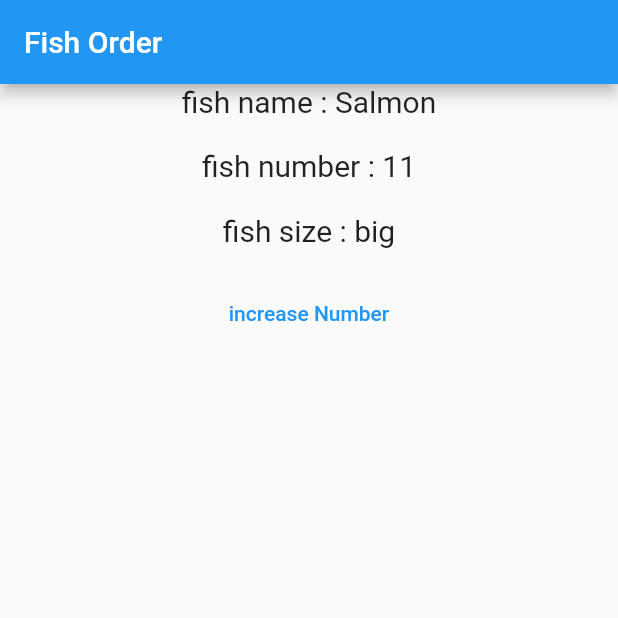
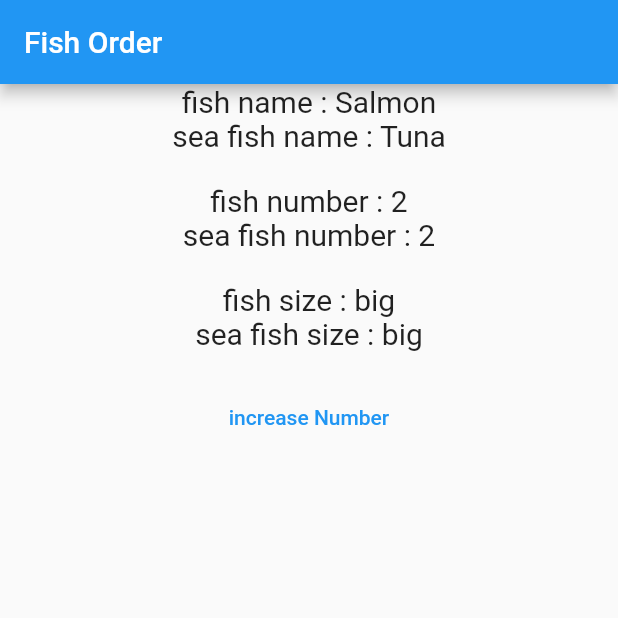
Before and after one commit to HyerimKimm/providerpractice, a Flutter app: the screen it shows after launch, after a tap on "increase Number", on a phone screen of 412 x 824 dp, the top half of it. Run offline on Flutter 3.47's test engine with Material 2 defaults, Android fonts, the phone set to English and light mode, and no system bars.

Commit message:
MultiProvider를 이용해서 ChangeNotifier를 mixin한 여러 객체의 값이 변할 때 UI를 자동으로 rebuild 시켜주기.

```diff
--- a/lib/main.dart
+++ b/lib/main.dart
@@ -1,6 +1,7 @@
 import 'package:flutter/material.dart';
 import 'package:provider/provider.dart';
 import 'package:providerpractice/fish_model.dart';
+import 'package:providerpractice/seafish_model.dart';
 
 void main() {
   runApp(const MyApp());
@@ -11,9 +12,15 @@ class MyApp extends StatelessWidget {
 
   @override
   Widget build(BuildContext context) {
-    return ChangeNotifierProvider(
-      //create 메소드를 통해서 리턴하면 provide의 차일드가 되는모든 위젯에서 리턴값에 접근할 수 있다.
-      create: (context)=>FishModel(name: 'Salmon', number: 10, size: 'big'),
+    return MultiProvider(
+      providers: [
+        ChangeNotifierProvider(
+            create: (context)=>FishModel(name: 'Salmon', number: 1, size: 'big')
+        ),
+        ChangeNotifierProvider(
+            create: (context)=>SeaFishModel(name: 'Tuna', tunanumber: 1, size: 'middle')
+        )
+      ],
       child: MaterialApp(
         home: FishOrder(),
       ),
@@ -37,6 +44,7 @@ class FishOrder extends StatelessWidget {
             Text(
               'fish name : ${Provider.of<FishModel>(context).name}', style: TextStyle(fontSize: 20),
             ),
+            Text('sea fish name : ${Provider.of<SeaFishModel>(context).name}',style: TextStyle(fontSize: 20),),
             SizedBox(
               height: 20,
             ),
@@ -57,6 +65,7 @@ class Number extends StatelessWidget {
       child: Column(
         children: [
           Text('fish number : ${Provider.of<FishModel>(context).number}', style: TextStyle(fontSize: 20),),
+          Text('sea fish number : ${Provider.of<SeaFishModel>(context).tunanumber}', style: TextStyle(fontSize: 20),),
           SizedBox(height: 20,),
           Size(),
         ],
@@ -73,9 +82,11 @@ class Size extends StatelessWidget {
     return Column(
       children: [
         Text('fish size : ${Provider.of<FishModel>(context).size}', style: TextStyle(fontSize: 20),),
+        Text('sea fish size : ${Provider.of<FishModel>(context).size}', style: TextStyle(fontSize: 20),),
         SizedBox(height: 20,),
         TextButton(onPressed: (){
           Provider.of<FishModel>(context, listen: false).ChangeFishNumber();
+          Provider.of<SeaFishModel>(context, listen: false).ChangeFishNumber();
         },
         child: Text('increase Number')),
       ],
--- /dev/null
+++ b/lib/seafish_model.dart
@@ -0,0 +1,14 @@
+import 'package:flutter/material.dart';
+
+class SeaFishModel with ChangeNotifier{
+  final String name;
+  int tunanumber;
+  final String size;
+
+  SeaFishModel({required this.name, required this.tunanumber, required this.size});
+
+  void ChangeFishNumber(){
+    tunanumber++;
+    notifyListeners();
+  }
+}
```
